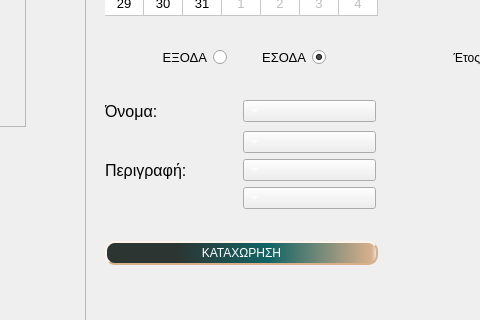
Above: login_main.ui from hwarang098tkd/Axion_Peiraia_PyQt_DesktopApp before the change; both pictures show x 285 to 765 and y 254 to 574 of the 1379 by 792 pixel window. Below: the same form after it.
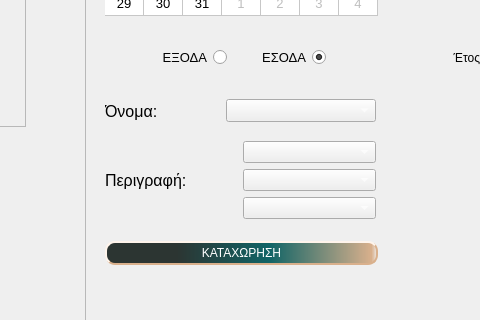
That is the form after the change. Icons and pictures are not drawn.

What changed in the file:
```diff
--- a/login_main.ui
+++ b/login_main.ui
@@ -3007,6 +3007,20 @@
         <layout class="QHBoxLayout" name="horizontalLayout_7">
          <item>
           <widget class="QComboBox" name="eco_name_cbb">
+           <property name="minimumSize">
+            <size>
+             <width>150</width>
+             <height>0</height>
+            </size>
+           </property>
+           <property name="font">
+            <font>
+             <pointsize>10</pointsize>
+            </font>
+           </property>
+           <property name="layoutDirection">
+            <enum>Qt::LeftToRight</enum>
+           </property>
            <property name="styleSheet">
             <string notr="true">color: rgb(255, 255, 255);</string>
            </property>
@@ -3053,7 +3067,7 @@
         <property name="geometry">
          <rect>
           <x>40</x>
-          <y>360</y>
+          <y>370</y>
           <width>271</width>
           <height>81</height>
          </rect>
@@ -3061,6 +3075,15 @@
         <layout class="QGridLayout" name="gridLayout">
          <item row="0" column="0">
           <widget class="QComboBox" name="eco_gen_cbb">
+           <property name="minimumSize">
+            <size>
+             <width>132</width>
+             <height>0</height>
+            </size>
+           </property>
+           <property name="layoutDirection">
+            <enum>Qt::LeftToRight</enum>
+           </property>
            <property name="styleSheet">
             <string notr="true">color: rgb(255, 255, 255);</string>
            </property>
@@ -3068,6 +3091,15 @@
          </item>
          <item row="1" column="0">
           <widget class="QComboBox" name="eco_sub_cbb">
+           <property name="minimumSize">
+            <size>
+             <width>132</width>
+             <height>0</height>
+            </size>
+           </property>
+           <property name="layoutDirection">
+            <enum>Qt::LeftToRight</enum>
+           </property>
            <property name="styleSheet">
             <string notr="true">color: rgb(255, 255, 255);</string>
            </property>
@@ -3075,6 +3107,15 @@
          </item>
          <item row="2" column="0">
           <widget class="QComboBox" name="eco_cash_cbb">
+           <property name="minimumSize">
+            <size>
+             <width>132</width>
+             <height>0</height>
+            </size>
+           </property>
+           <property name="layoutDirection">
+            <enum>Qt::LeftToRight</enum>
+           </property>
            <property name="styleSheet">
             <string notr="true">color: rgb(255, 255, 255);</string>
            </property>
```
